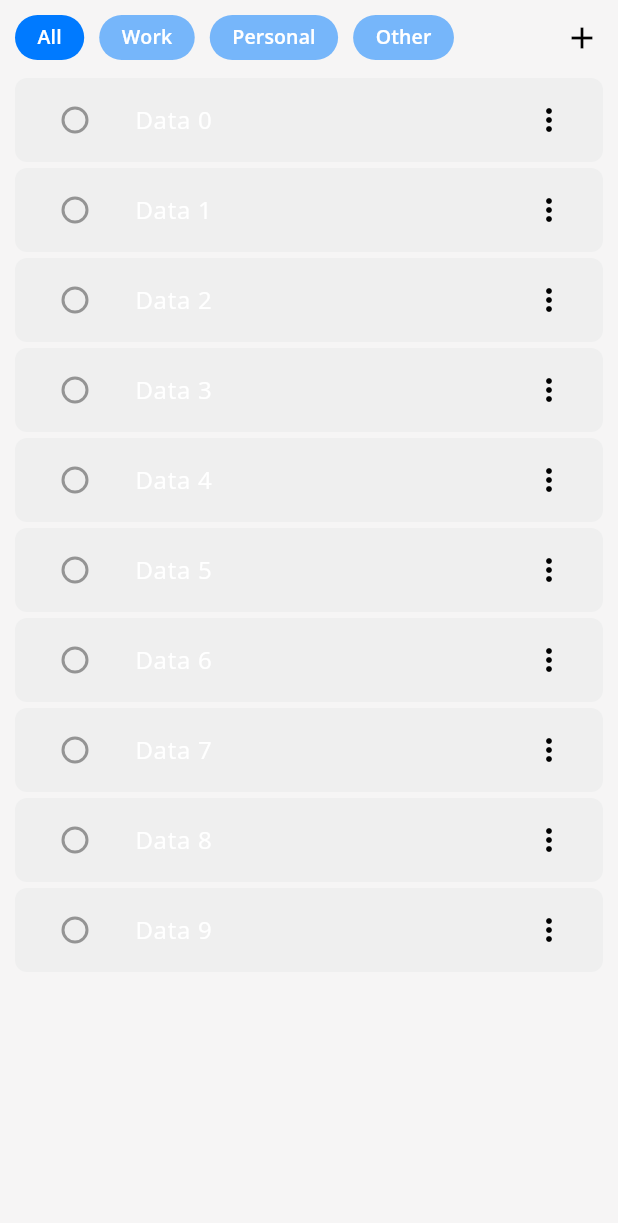
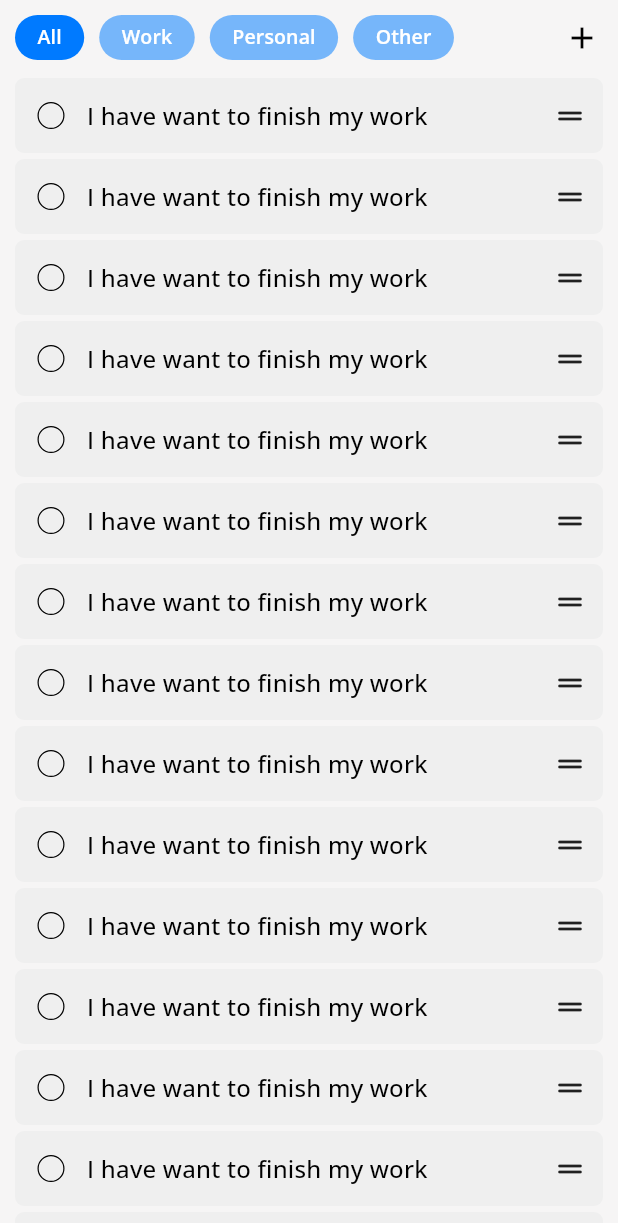
Before and after one commit to vsaravananc/flutter_todo_app, a Flutter app: the screen it shows after launch, on a phone screen of 412 x 824 dp. Shown: the top 1223 px of the screen. Run offline on Flutter 3.47's test engine with Material 3 defaults, Android fonts, the phone set to English and light mode, and no system bars; drawn by our look-alikes of flutter_slidable; our stand-ins replace bloc, flutter_bloc, sqflite; accounts and stored records are empty.

Commit message:
i have completed the card UI

```diff
--- a/lib/core/themes/colors.dart
+++ b/lib/core/themes/colors.dart
@@ -9,6 +9,7 @@ class LightColors {
   static Color shadowColor = const Color(0xFFDCDCDC);
   static Color popMenuColor =  const Color.fromARGB(255, 239, 239, 239);
   static Color textColor = const Color(0xFF000000);
+  static Color errorColor = const Color(0xFFFC7F76);
 }
 
 class DarkColors {
@@ -19,4 +20,5 @@ class DarkColors {
   static Color shadowColor = const Color(0xFF1A1A1A);
   static Color popMenuColor =  const Color(0xFF212121);
   static Color textColor = const Color(0xFFFFFFFF);
+  static Color errorColor = const Color(0xFFBC473E);
 }
--- a/lib/core/themes/theme.dart
+++ b/lib/core/themes/theme.dart
@@ -14,6 +14,7 @@ class AppTheme {
       surface: LightColors.secondaryBackgroundColor,
       tertiary: LightColors.popMenuColor,
       brightness: Brightness.light,
+      error: LightColors.errorColor
     ),
 
     textTheme: CustomTextTheme.baseTextTheme.apply(
@@ -25,6 +26,15 @@ class AppTheme {
       backgroundColor: LightColors.backgroundColor,
       shadowColor: LightColors.shadowColor,
       elevation: 0.5,
+    ),
+    checkboxTheme: CheckboxThemeData(
+      shape: const CircleBorder(),
+      side: BorderSide(
+        width: 0.8,
+        color: LightColors.textColor,
+        style: BorderStyle.solid,
+      ),
+      splashRadius: 0.4,
     ),
 
     chipTheme: ChipThemeData(
@@ -63,6 +73,7 @@ class AppTheme {
       surface: DarkColors.secondaryBackgroundColor,
       tertiary: DarkColors.popMenuColor,
       brightness: Brightness.dark,
+      error: DarkColors.errorColor
     ),
 
     textTheme: CustomTextTheme.baseTextTheme.apply(
@@ -74,6 +85,16 @@ class AppTheme {
       backgroundColor: DarkColors.backgroundColor,
       shadowColor: DarkColors.shadowColor,
       elevation: 0.5,
+    ),
+
+    checkboxTheme: CheckboxThemeData(
+      shape: const CircleBorder(),
+      side: BorderSide(
+        width: 0.8,
+        color: DarkColors.textColor,
+        style: BorderStyle.solid,
+      ),
+      splashRadius: 0.4,
     ),
 
     chipTheme: ChipThemeData(
--- /dev/null
+++ b/lib/features/home/widgets/body_widgets/home_slidable_widget.dart
@@ -0,0 +1,73 @@
+import 'package:flutter/material.dart';
+import 'package:flutter_slidable/flutter_slidable.dart';
+import 'package:todoapp/core/themes/colors.dart';
+import 'package:todoapp/features/home/widgets/body_widgets/home_todo_card.dart';
+
+class HomeSlidableWidget extends StatelessWidget {
+  final int index;
+  const HomeSlidableWidget({super.key, required this.index});
+
+  @override
+  Widget build(BuildContext context) {
+    return Padding(
+      padding: const EdgeInsets.symmetric(vertical: 2),
+      child: Slidable(
+        key: const ValueKey('slidable-widget-holder'),
+        endActionPane: ActionPane(
+          motion: const ScrollMotion(),
+          extentRatio: 0.4,
+          children: [
+            SlideableActionWidget(
+              onPressed: (_) {},
+              label: "Edit",
+              icon: Icons.edit,
+              backgroundColor: Theme.of(context).colorScheme.secondary,
+            ),
+
+            SlideableActionWidget(
+              onPressed: (_) {},
+              label: "Delete",
+              icon: Icons.delete,
+              backgroundColor: Theme.of(context).colorScheme.error,
+            ),
+          ],
+        ),
+        child: HomeTodoCardWidget(
+          index: index,
+          key: const ValueKey('home-todo-card-widget-holder'),
+        ),
+      ),
+    );
+  }
+}
+
+///
+/// SLIDEABLEACTIONWIDGET: IS WILL SHOW THE AVALIABLE OPTION ON RIGHT TO LEFT SLIDE
+///
+
+class SlideableActionWidget extends SlidableAction {
+  const SlideableActionWidget({
+    super.key,
+    required super.onPressed,
+    required super.label,
+    required super.icon,
+    required super.backgroundColor,
+  });
+
+  @override
+  Widget build(BuildContext context) {
+    return SlidableAction(
+      foregroundColor: Theme.of(context).brightness == Brightness.dark
+          ? DarkColors.textColor
+          : LightColors.textColor,
+      onPressed: onPressed,
+      borderRadius: BorderRadius.horizontal(
+        right: label!.startsWith('Ed') ? Radius.zero : const Radius.circular(8),
+        left: label!.startsWith('Ed') ? const Radius.circular(8) : Radius.zero,
+      ),
+      backgroundColor: backgroundColor,
+      icon: icon,
+      label: label,
+    );
+  }
+}
--- /dev/null
+++ b/lib/features/home/widgets/body_widgets/home_todo_card.dart
@@ -0,0 +1,90 @@
+import 'package:flutter/material.dart';
+
+class HomeTodoCardWidget extends StatelessWidget {
+  final int index;
+  const HomeTodoCardWidget({super.key, required this.index});
+
+  @override
+  Widget build(BuildContext context) {
+    return Container(
+      decoration: BoxDecoration(
+        color: Theme.of(context).colorScheme.tertiary,
+        borderRadius: BorderRadius.circular(6),
+      ),
+      height: 50,
+      child: Row(
+        children: [
+          const CheckBoxHomeTodoCardWidget(
+            key: ValueKey('checkbox-home-todo-card-widget'),
+          ),
+          const TitleHomeTodoCardWidget(
+            key: ValueKey('title-home-todo-card-widget'),
+          ),
+          ReorderHomeTodoCardWidget(index: index),
+        ],
+      ),
+    );
+  }
+}
+
+///
+/// CHECKBOXHOMETODOCARDWIDGET CLASS: TO MAKE THE TODO IS COMPLETED
+///
+
+class CheckBoxHomeTodoCardWidget extends StatelessWidget {
+  const CheckBoxHomeTodoCardWidget({super.key});
+
+  @override
+  Widget build(BuildContext context) {
+    return Checkbox(
+      key: const ValueKey('checkbox-home-todo-card-widget-checkbox'),
+      value: false,
+      onChanged: (_) {},
+    );
+  }
+}
+
+///
+/// TITLEHOMETODOCARDWIDGET CLASS: TO SHOW THE TITLE OF THE TODOWidget
+///
+
+class TitleHomeTodoCardWidget extends StatelessWidget {
+  const TitleHomeTodoCardWidget({super.key});
+
+  @override
+  Widget build(BuildContext context) {
+    return Expanded(
+      child: Text(
+        key: const ValueKey('title-home-todo-card-widget-title-shower'),
+        "I have want to finish my work ",
+        style: Theme.of(context).textTheme.titleMedium,
+        maxLines: 1,
+        overflow: TextOverflow.ellipsis,
+      ),
+    );
+  }
+}
+
+///
+/// REORDERABLEDRAGSTARTLISTENER CLASS: TO MAKE THE TODO IS COMPLETED
+///
+
+class ReorderHomeTodoCardWidget extends StatelessWidget {
+  final int index;
+  const ReorderHomeTodoCardWidget({super.key, required this.index});
+
+  @override
+  Widget build(BuildContext context) {
+    return ReorderableDragStartListener(
+      key: const ValueKey('reorderable-drag-start-listener'),
+      index: index,
+      child: const Padding(
+        padding: EdgeInsets.only(right: 10),
+        child: Icon(
+          Icons.drag_handle_rounded,
+          key: ValueKey('reorderable-drag-start-listener-icon-drag-handle'),
+        ),
+      ),
+    );
+  }
+}
--- a/lib/features/home/widgets/body_widgets/home_todo_list.dart
+++ b/lib/features/home/widgets/body_widgets/home_todo_list.dart
@@ -1,5 +1,7 @@
 import 'package:flutter/material.dart';
 import 'package:flutter_slidable/flutter_slidable.dart';
+import 'package:todoapp/features/home/widgets/body_widgets/home_slidable_widget.dart';
+import 'package:todoapp/features/home/widgets/body_widgets/home_todo_card.dart';
 
 class HomeTodoListWidget extends StatefulWidget {
   const HomeTodoListWidget({super.key});
@@ -10,7 +12,6 @@ class HomeTodoListWidget extends StatefulWidget {
 
 class _HomeTodoListWidgetState extends State<HomeTodoListWidget>
     with SingleTickerProviderStateMixin {
-  final List<String> items = List.generate(10, (i) => 'Data $i');
   late AnimationController _controller;
   late Animation<double> _fadeAnimation;
   late Animation<Offset> _slideAnimation;
@@ -18,7 +19,10 @@ class _HomeTodoListWidgetState extends State<HomeTodoListWidget>
   @override
   void initState() {
     super.initState();
+    _initAnimation();
+  }
 
+  void _initAnimation() {
     _controller = AnimationController(
       vsync: this,
       duration: const Duration(milliseconds: 600),
@@ -30,6 +34,7 @@ class _HomeTodoListWidgetState extends State<HomeTodoListWidget>
       begin: const Offset(0, 0.2),
       end: Offset.zero,
     ).animate(CurvedAnimation(parent: _controller, curve: Curves.easeOut));
+
     Future.delayed(const Duration(milliseconds: 400), () {
       _controller.forward();
     });
@@ -47,104 +52,79 @@ class _HomeTodoListWidgetState extends State<HomeTodoListWidget>
       opacity: _fadeAnimation,
       child: SlideTransition(
         position: _slideAnimation,
-        child: SlidableAutoCloseBehavior(
-          closeWhenOpened: true,
-          child: ReorderableListView.builder(
-            key: const ValueKey('reorderable-listview'),
-            padding: const EdgeInsets.symmetric(horizontal: 10),
-            itemCount: items.length,
-            onReorder: (oldIndex, newIndex) {
-              setState(() {
-                if (newIndex > oldIndex) newIndex--;
-                final item = items.removeAt(oldIndex);
-                items.insert(newIndex, item);
-              });
-            },
-            proxyDecorator: (child, index, animation) {
-              final item = items[index];
-              return Material(
-                child: Container(
-                  decoration: BoxDecoration(
-                    color: Theme.of(context).colorScheme.tertiary,
-                    borderRadius: BorderRadius.circular(8),
-                    boxShadow: [
-                      BoxShadow(
-                        color: Colors.white.withOpacity(0.1),
-                        blurRadius: 10,
-                        spreadRadius: 2
-                      ),
-                    ],
-                  ),
-                  child: ListTile(
-                    title: Text(
-                      item,
-                      style: const TextStyle(color: Colors.white),
-                    ),
-                    trailing: ReorderableDragStartListener(
-                      index: index,
-                      child: const Icon(Icons.more_vert_outlined),
-                    ),
-                  ),
-                ),
-              );
-            },
-            buildDefaultDragHandles: false,
-            itemBuilder: (context, index) {
-              final item = items[index];
-              return Padding(
-                key: ValueKey(index),
-                padding: const EdgeInsets.symmetric(vertical: 2),
-                child: Slidable(
-                  key: ValueKey(item),
-                  endActionPane: ActionPane(
-                    motion: const ScrollMotion(),
-                    extentRatio: 0.4,
-                    children: [
-                      SlidableAction(
-                        borderRadius: const BorderRadius.horizontal(
-                          left: Radius.circular(8),
-                        ),
-                        onPressed: (_) => debugPrint('Edit $item'),
-                        backgroundColor: Colors.blue,
-                        icon: Icons.edit,
-                        label: 'Edit',
-                      ),
-                      SlidableAction(
-                        borderRadius: const BorderRadius.horizontal(
-                          right: Radius.circular(8),
-                        ),
-                        onPressed: (_) {
-                          setState(() => items.removeAt(index));
-                        },
-                        backgroundColor: Colors.red,
-                        icon: Icons.delete,
-                        label: 'Delete',
-                      ),
-                    ],
-                  ),
-                  child: Container(
-                    decoration: BoxDecoration(
-                      color: Theme.of(context).colorScheme.tertiary,
-                      borderRadius: BorderRadius.circular(8),
-                    ),
-                    child: ListTile(
-                      leading: const Radio(value: false),
-                      title: Text(
-                        item,
-                        style: const TextStyle(color: Colors.white),
-                      ),
-                      trailing: ReorderableDragStartListener(
-                        index: index,
-                        child: const Icon(Icons.more_vert_outlined),
-                      ),
-                    ),
-                  ),
-                ),
-              );
-            },
-          ),
+        child: const SlidableTapOutSideWidget(
+          key: const ValueKey('slidable-tap-outside-widget'),
         ),
       ),
     );
   }
 }
+
+///
+/// SLIDABLETAPOUTSIDEWIDGET CLASS: IT WILL ALOW THE USER TO TAP ANY WERE TO CLOSE THE CURRENT SLIDABLE OPTIONS
+///
+
+class SlidableTapOutSideWidget extends StatelessWidget {
+  const SlidableTapOutSideWidget({super.key});
+
+  @override
+  Widget build(BuildContext context) {
+    return const SlidableAutoCloseBehavior(
+      closeWhenOpened: true,
+      child: ReOrderableStateChangerWidget(
+        key: const ValueKey('reorderable-state-changer-widget'),
+      ),
+    );
+  }
+}
+
+///
+/// REORDERABLESTATECHANGER CLASS: IT REPLACE THE LIST BY USER PREFERENCES
+///
+
+class ReOrderableStateChangerWidget extends StatelessWidget {
+  const ReOrderableStateChangerWidget({super.key});
+
+  @override
+  Widget build(BuildContext context) {
+    return ReorderableListView.builder(
+      footer: const SizedBox(height: 10),
+      clipBehavior: Clip.none,
+      key: const ValueKey('reorderable-listview'),
+      padding: const EdgeInsets.symmetric(horizontal: 10),
+      itemCount: 20,
+      onReorder: (oldIndex, newIndex) {},
+      proxyDecorator: (child, index, animation) {
+        return ProxyDecorateWidget(index: index);
+      },
+      buildDefaultDragHandles: false,
+      itemBuilder: (context, index) {
+        return HomeSlidableWidget(index: index, key: ValueKey(index));
+      },
+    );
+  }
+}
+
+
+///
+/// PROXYDECORATEWIDGET CLASS: IT DECORATE EACH CARD WHEN THE USER DRAG THE CARD
+///
+
+class ProxyDecorateWidget extends StatelessWidget {
+  final int index;
+  const ProxyDecorateWidget({super.key, required this.index});
+
+  @override
+  Widget build(BuildContext context) {
+    return Material(
+      key: const ValueKey('proxy-decorate-widget'),
+      color: Colors.transparent,
+      elevation: 2,
+      shape: RoundedRectangleBorder(
+        borderRadius: BorderRadiusGeometry.circular(6),
+        side: const BorderSide(color: Colors.white12, width: 1.3),
+      ),
+      child: HomeTodoCardWidget(index: index),
+    );
+  }
+}
--- a/lib/features/home/widgets/header_widgets/home_category_header.dart
+++ b/lib/features/home/widgets/header_widgets/home_category_header.dart
@@ -16,9 +16,12 @@ class HomeCategoryHeader extends StatelessWidget
     return PreferredSize(
       key: const ValueKey('home-category-header-category-holder'),
       preferredSize: preferredSize,
-      child: const SafeArea(
-        key: ValueKey('home-category-header-safe-area'),
-        child: Row(
+
+      child: SafeArea(
+        key: const ValueKey('home-category-header-safe-area'),
+        child: Container(
+          color: Theme.of(context).colorScheme.surface,
+          child: const Row(
             key: ValueKey('home-category-header-row'),
             children: [
               HomeCategoryHeaderChipList(
@@ -28,6 +31,7 @@ class HomeCategoryHeader extends StatelessWidget
                 key: ValueKey('home-category-header-add-icon'),
               ),
             ],
+          ),
         ),
       ),
     );
```
Also changed, not shown: lib/controller/todo_controller/bloc/todo_bloc.dart (added, +13 -0 lines), lib/controller/todo_controller/bloc/todo_event.dart (added, +8 -0 lines), lib/controller/todo_controller/bloc/todo_state.dart (added, +19 -0 lines), lib/controller/todo_controller/data/model/todo_model.dart (added, +31 -0 lines). Lines whose indentation alone changed are shown as unchanged.
